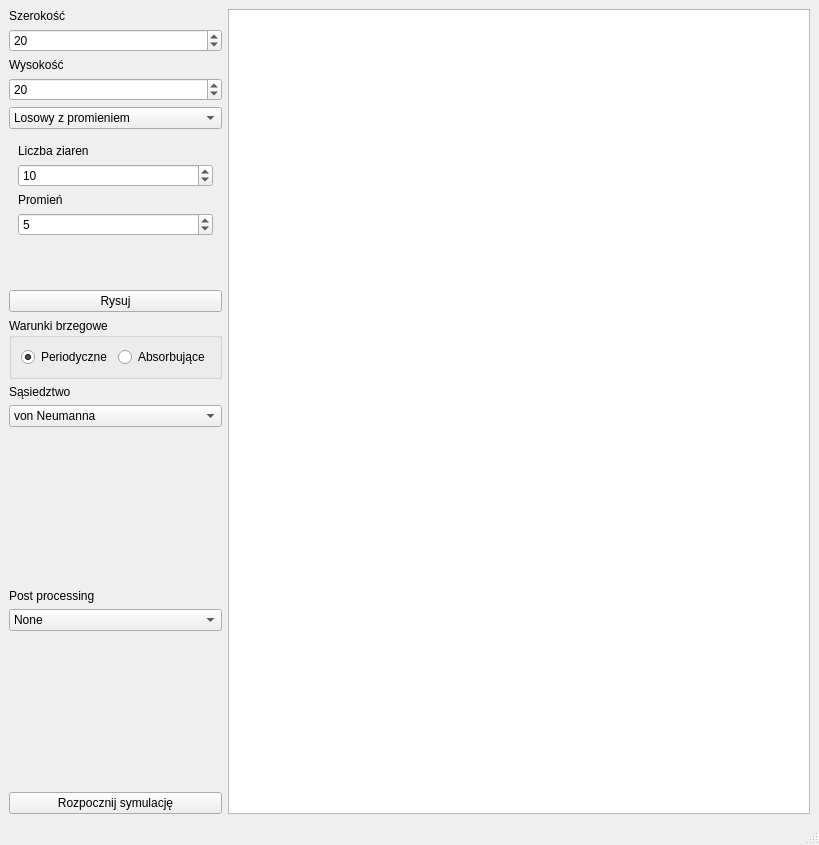
Before: the Qt Designer form UI/graingrowthwindow.ui in kpusmo/multiscale-modelling, drawn with Qt 5.
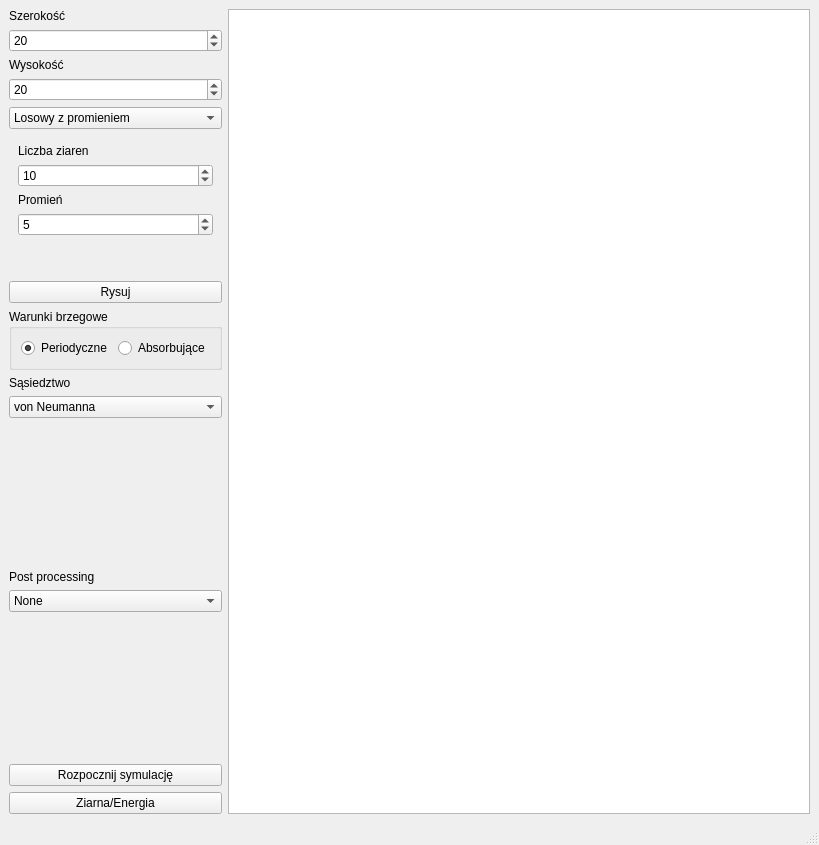
After: the same form once the commit is applied.

Commit message: radius neighbourhood fix, grain energy view

```diff
--- a/UI/graingrowthwindow.ui
+++ b/UI/graingrowthwindow.ui
@@ -447,6 +447,13 @@
         </widget>
        </widget>
       </item>
+      <item row="17" column="0" colspan="2">
+       <widget class="QPushButton" name="toggleViewModeButton">
+        <property name="text">
+         <string>Ziarna/Energia</string>
+        </property>
+       </widget>
+      </item>
      </layout>
     </item>
     <item row="0" column="1">
```
The commit also changes 9 other files.
